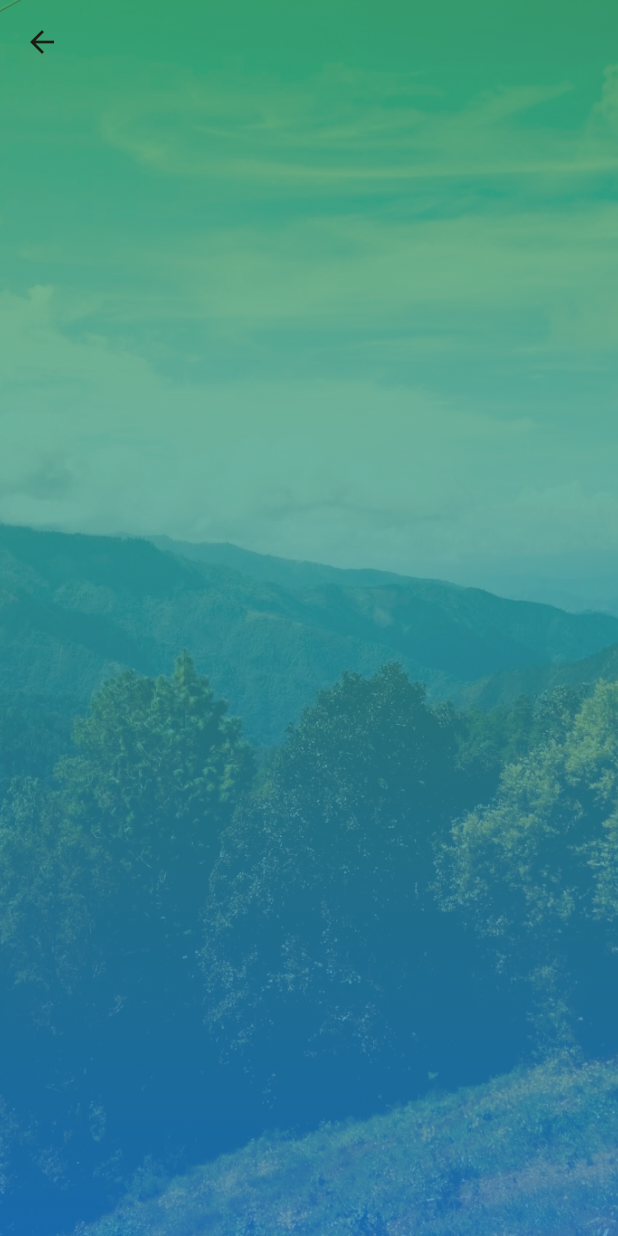
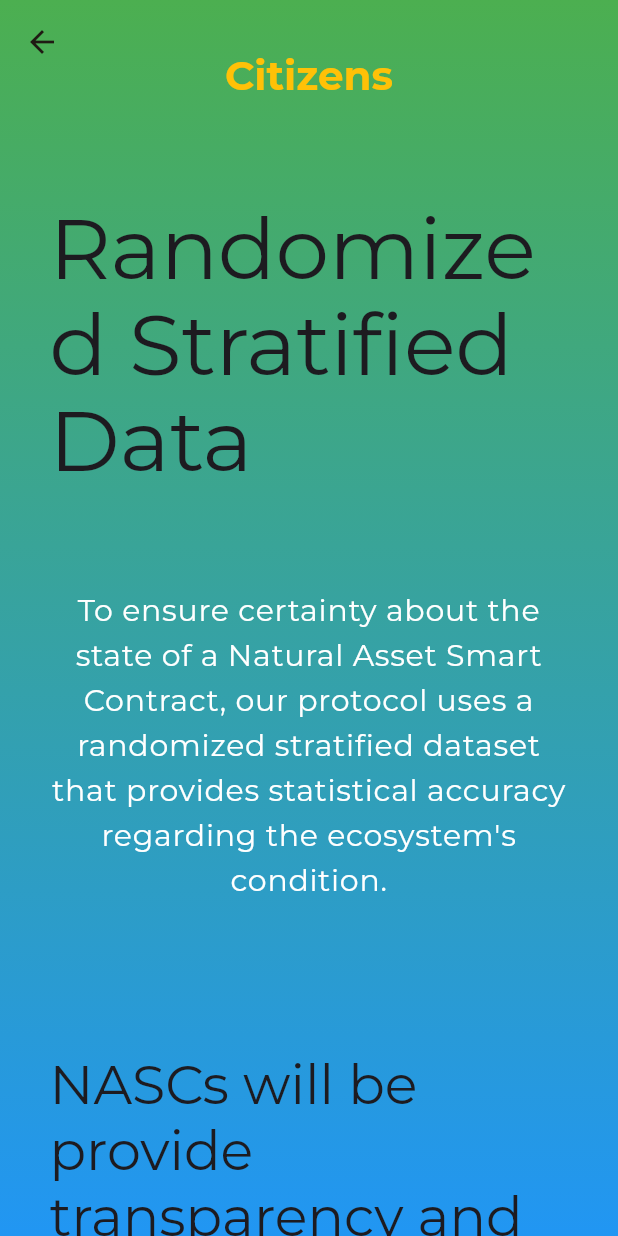
Before and after one commit to sergiomartell/nasc, a Flutter app: the CitizenPage screen opened by its route, on a phone screen of 412 x 824 dp. Run offline on Flutter 3.47's test engine with Material 3 defaults, Android fonts, the light colour scheme and no system bars; our stand-ins replace get, google_fonts.

Commit message:
added citizens page

```diff
--- a/nasc_client/lib/pages/citizen.dart
+++ b/nasc_client/lib/pages/citizen.dart
@@ -11,17 +11,13 @@ class CitizenPage extends StatelessWidget {
         extendBodyBehindAppBar: true,
         appBar: AppBar(
           elevation: 0,
+          scrolledUnderElevation: 0,
           backgroundColor: Colors.transparent,
         ),
         body: Container(
           height: size.height,
           width: size.width,
           decoration: const BoxDecoration(
-            image: DecorationImage(
-              opacity: 0.3,
-              image: AssetImage("assets/images/sanjose.jpg"),
-              fit: BoxFit.cover,
-            ),
             gradient: LinearGradient(
               colors: [
                 Colors.green,
@@ -31,7 +27,102 @@ class CitizenPage extends StatelessWidget {
               end: Alignment.bottomCenter,
             ),
           ),
-          child: const SizedBox(),
+          child: SingleChildScrollView(
+            child: Column(
+              mainAxisAlignment: MainAxisAlignment.center,
+              children: <Widget>[
+                const SizedBox(height: 33),
+                Text(
+                  'Citizens',
+                  textAlign: TextAlign.center,
+                  style: theme.textTheme.headlineMedium,
+                ),
+                const SizedBox(height: 33),
+                Padding(
+                  padding: const EdgeInsets.all(33.0),
+                  child: Text("Randomized Stratified Data",
+                      textAlign: TextAlign.start,
+                      style: theme.textTheme.displayLarge),
+                ),
+                Container(
+                  padding: const EdgeInsets.all(33),
+                  width: 900,
+                  child: Text(
+                    "To ensure certainty about the state of a Natural Asset Smart Contract, our protocol uses a randomized stratified dataset that provides statistical accuracy regarding the ecosystem's condition.",
+                    textAlign: TextAlign.center,
+                    style: theme.textTheme.bodyLarge,
+                  ),
+                ),
+                const SizedBox(height: 33),
+                Padding(
+                  padding: const EdgeInsets.all(33),
+                  child: Text(
+                      "NASCs will be provide transparency and accountability to obscure carbon markets.",
+                      style: theme.textTheme.displaySmall),
+                ),
+                Padding(
+                  padding: const EdgeInsets.all(33.0),
+                  child: Wrap(
+                    spacing: 33,
+                    alignment: WrapAlignment.center,
+                    children: <Widget>[
+                      Padding(
+                        padding: const EdgeInsets.all(15),
+                        child: Image.asset("assets/images/dataSources.png"),
+                      ),
+                      Padding(
+                        padding: const EdgeInsets.all(33),
+                        child: Column(
+                          mainAxisAlignment: MainAxisAlignment.center,
+                          children: [
+                            /* const SizedBox(
+                              height: 33,
+                            ), */
+                            Text(
+                              "Stratified Data from Decentralized Data Sources",
+                              textAlign: TextAlign.center,
+                              style: theme.textTheme.headlineMedium,
+                            ),
+                            const SizedBox(
+                              height: 20,
+                            ),
+                            SizedBox(
+                              width: 600,
+                              child: Column(
+                                children: [
+                                  Text(
+                                    "In compliance with IPCC (Intergovernmental Panel on Climate Change) guidelines for Land Management, we use stratified data from decentralized data sources to make inferences about the state of a Natural Asset Smart Contract.",
+                                    textAlign: TextAlign.start,
+                                    style: theme.textTheme.bodyLarge,
+                                  ),
+                                  const SizedBox(
+                                    height: 20,
+                                  ),
+                                  Text(
+                                    "Using Satellite, Drone or Field Observations, a NASC provides unprecedented transparency and accountability in the management of Natural Assets. Anyone can participate in the monitoring and verification of the state of a Natural Asset Smart Contract.",
+                                    textAlign: TextAlign.start,
+                                    style: theme.textTheme.bodyLarge,
+                                  ),
+                                  const SizedBox(
+                                    height: 20,
+                                  ),
+                                  Text(
+                                    "NACS are the best Use Case for Decentralized Physical Infrastructure, as a NASC can reward participants for their contributions to the monitoring and verification of the state of a Natural Asset Smart Contract.",
+                                    style: theme.textTheme.bodyLarge,
+                                  ),
+                                ],
+                              ),
+                            ),
+                          ],
+                        ),
+                      ),
+                    ],
+                  ),
+                ),
+                const SizedBox(height: 33),
+              ],
+            ),
+          ),
         ));
   }
 }
--- a/nasc_client/lib/pages/home.dart
+++ b/nasc_client/lib/pages/home.dart
@@ -95,14 +95,18 @@ class HomePage extends StatelessWidget {
               "Create a conservation or regeneration project in your municipality",
         ),
         CallCard(
-          onTap: () {},
+          onTap: () {
+            Get.toNamed('/citizen');
+          },
           icon: Icons.people,
           title: "Citizen",
           description:
               "Monitor conservation or regeneration projects in your area",
         ),
         CallCard(
-          onTap: () {},
+          onTap: () {
+            Get.toNamed('/investors');
+          },
           icon: Icons.monetization_on,
           title: "Investors",
           description:
```
Also changed, not shown: nasc_client/assets/images/dataSources.png (added), 2 other files.
